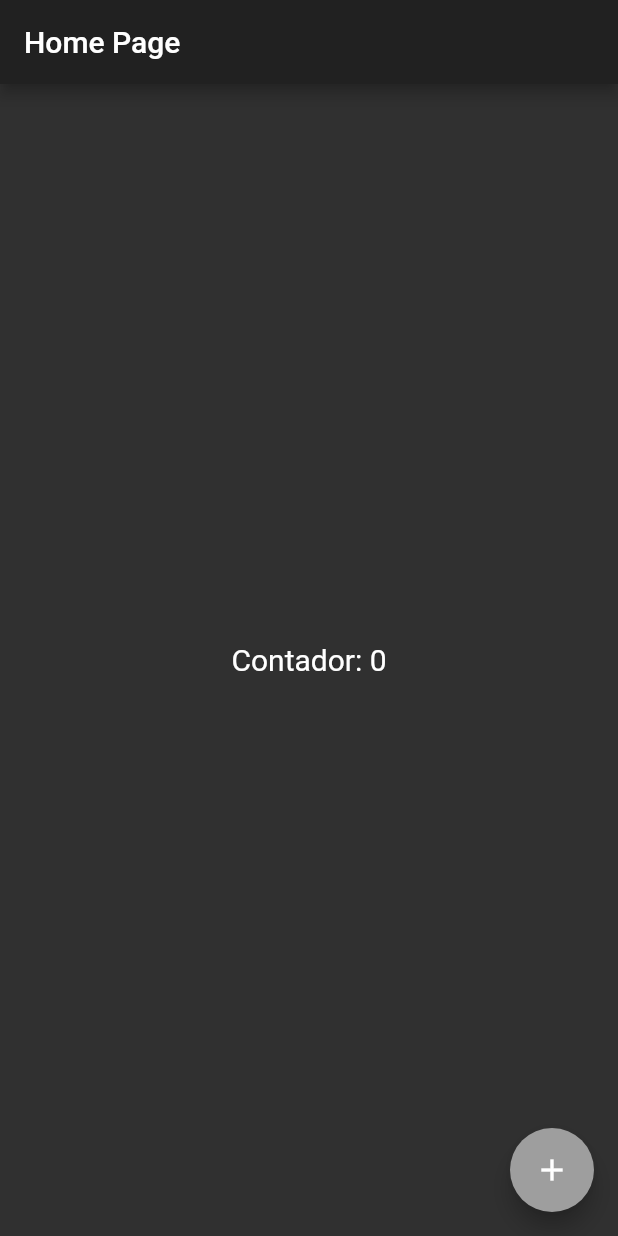
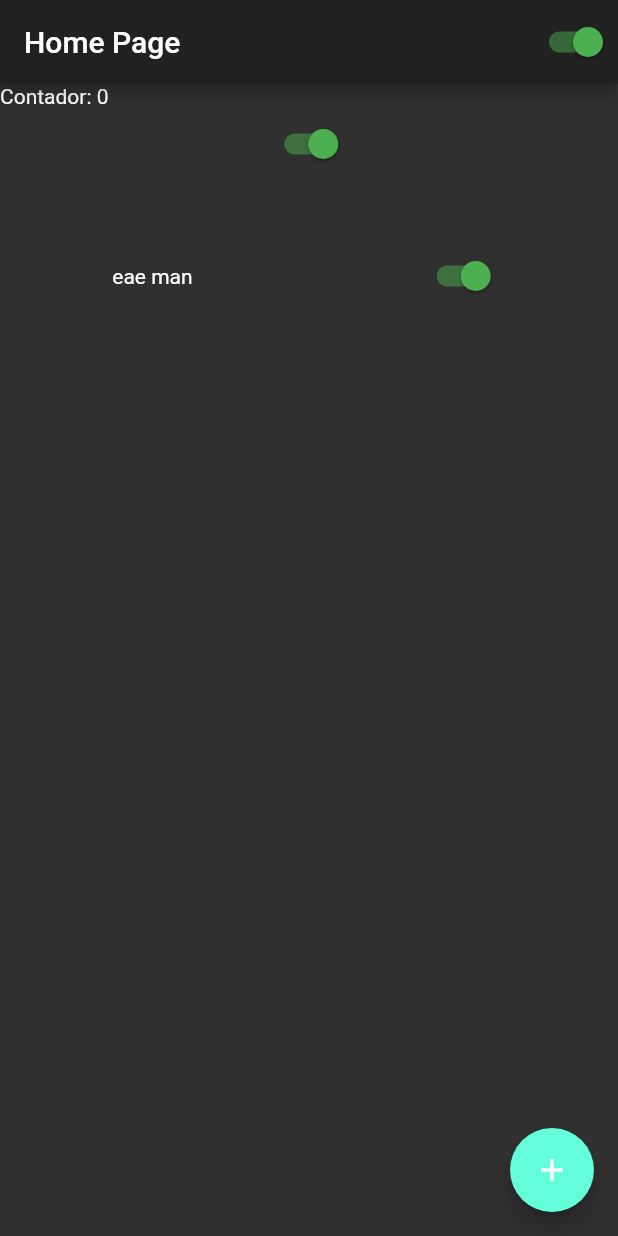
Before and after one commit to Levils114/flutter-course, a Flutter app: the screen it shows after launch, on a phone screen of 412 x 824 dp. Run offline on Flutter 3.47's test engine with Material 2 defaults, Android fonts, the phone set to English and light mode, and no system bars.

Commit message:
teory: single render and multi render

```diff
--- /dev/null
+++ b/hello_world/lib/app_controller.dart
@@ -0,0 +1,12 @@
+import 'package:flutter/cupertino.dart';
+
+class AppController extends ChangeNotifier {
+  static AppController instace = AppController();
+
+  bool darkTheme = true;
+
+  handleChangeTheme() {
+    darkTheme = !darkTheme;
+    notifyListeners();
+  }
+}
--- /dev/null
+++ b/hello_world/lib/components/switch.dart
@@ -0,0 +1,16 @@
+import 'package:flutter/cupertino.dart';
+import 'package:flutter/material.dart';
+import 'package:hello_world/app_controller.dart';
+
+class SwitchComponent extends StatelessWidget {
+  @override
+  Widget build(BuildContext context) {
+    return (Switch(
+      value: AppController.instace.darkTheme,
+      activeColor: Colors.green,
+      onChanged: (value) {
+        AppController.instace.handleChangeTheme();
+      },
+    ));
+  }
+}
--- a/hello_world/lib/home_page.dart
+++ b/hello_world/lib/home_page.dart
@@ -1,4 +1,5 @@
 import 'package:flutter/material.dart';
+import 'package:hello_world/components/switch.dart';
 
 class HomePage extends StatefulWidget {
   @override
@@ -21,19 +22,33 @@ class HomePageState extends State<HomePage> {
     return (Scaffold(
       appBar: AppBar(
         title: Text('Home Page'),
+        actions: [SwitchComponent()],
       ),
-      body: Center(
-          child: Text(
-        'Contador: $counter',
-        style: TextStyle(fontSize: 20.0),
-      )),
+      body: Container(
+        width: double.infinity,
+        height: double.infinity,
+        child: ListView(
+          scrollDirection: Axis.vertical,
+          children: [
+            Text('Contador: $counter'),
+            SwitchComponent(),
+            SizedBox(
+              height: 40.0,
+            ),
+            Row(
+              mainAxisAlignment: MainAxisAlignment.spaceAround,
+              crossAxisAlignment: CrossAxisAlignment.center,
+              children: [Text('eae man'), SwitchComponent()],
+            ),
+          ],
+        ),
+      ),
       floatingActionButton: FloatingActionButton(
         onPressed: setCounter,
         child: Icon(
           Icons.add,
           color: Colors.white,
         ),
-        backgroundColor: Colors.grey,
       ),
     ));
   }
--- a/hello_world/lib/my_app.dart
+++ b/hello_world/lib/my_app.dart
@@ -1,12 +1,23 @@
 import 'package:flutter/material.dart';
+import 'package:hello_world/app_controller.dart';
 import 'package:hello_world/home_page.dart';
 
 class MyApp extends StatelessWidget {
   @override
   Widget build(BuildContext context) {
-    return (MaterialApp(
-        debugShowCheckedModeBanner: false,
-        theme: ThemeData.dark(),
-        home: HomePage()));
+    return (AnimatedBuilder(
+      animation: AppController.instace,
+      builder: (context, child) {
+        return (MaterialApp(
+          theme: ThemeData(
+            brightness: AppController.instace.darkTheme
+                ? Brightness.dark
+                : Brightness.light,
+          ),
+          home: HomePage(),
+          debugShowCheckedModeBanner: false,
+        ));
+      },
+    ));
   }
 }
```
